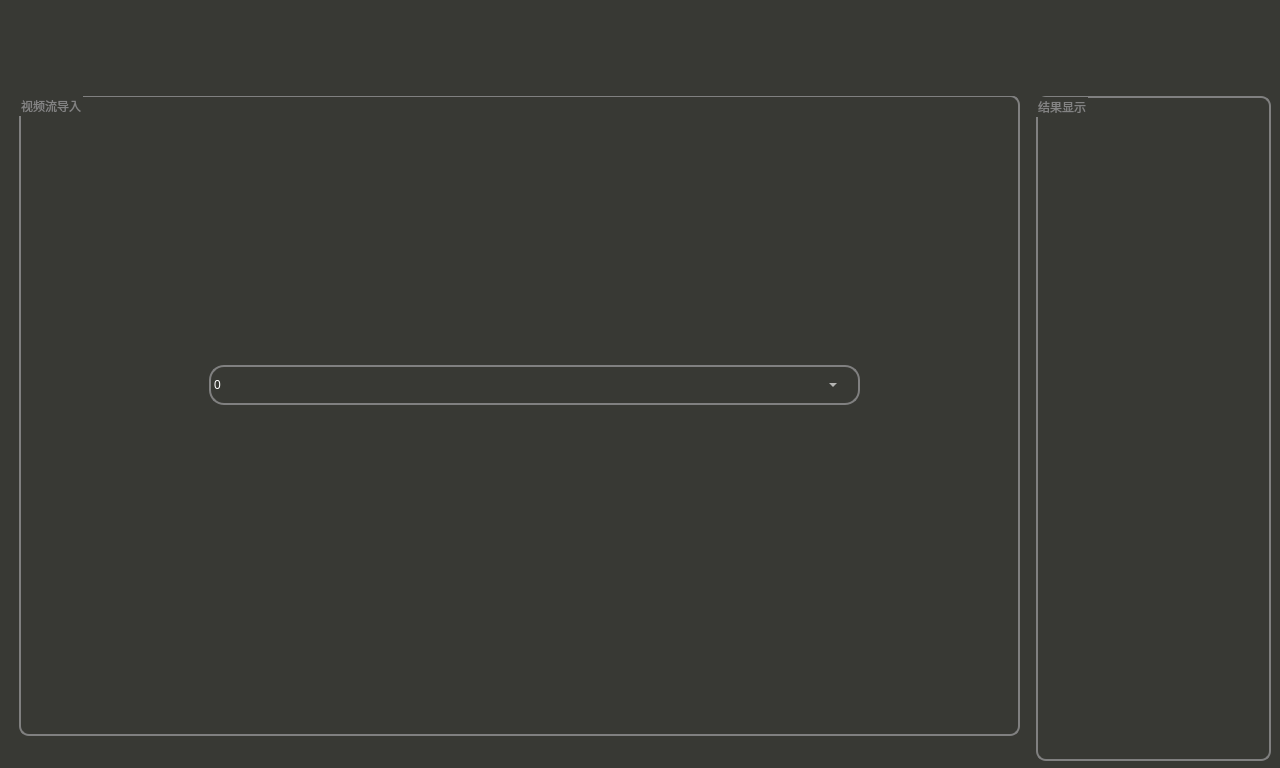
Above: Project_UI/CrawlerCraneCounterweightDetection/form.ui from Karry11/CrawlerCraneCounterweightDetection before the change. Below: the same form after it.
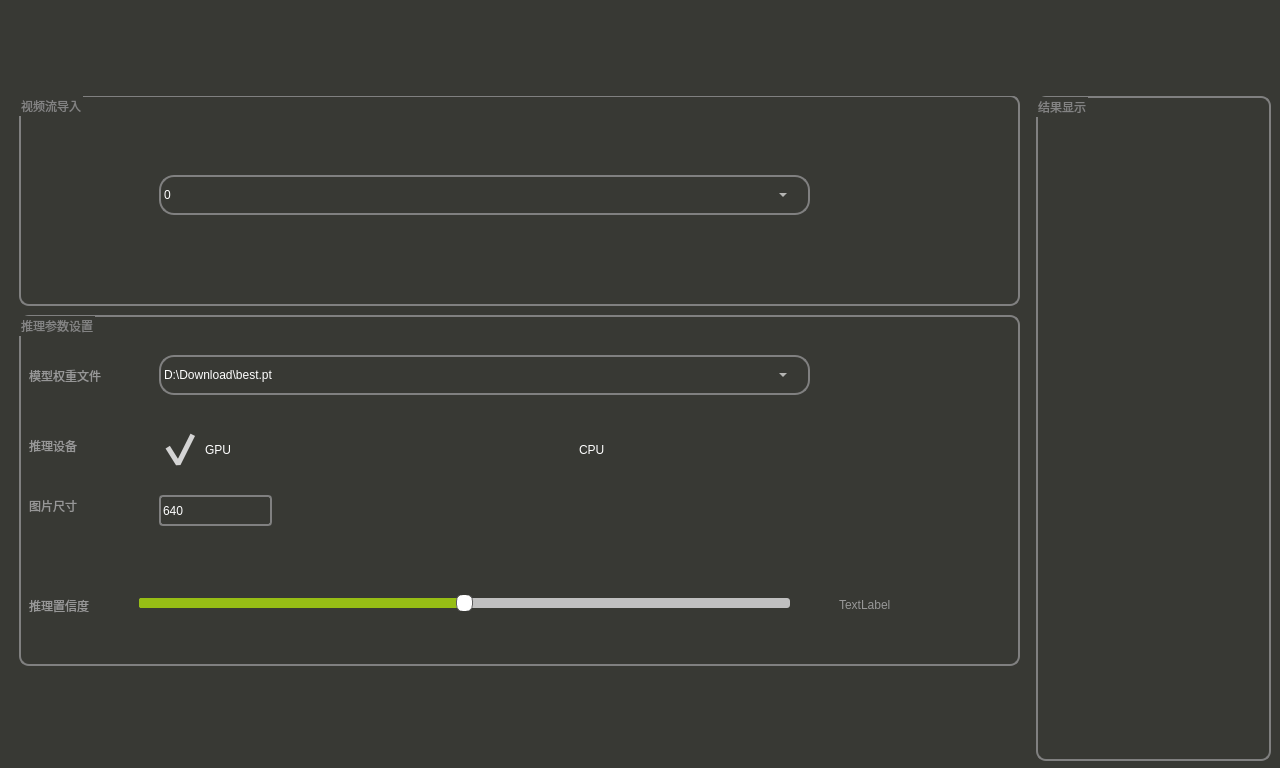
That is the form after the change. The open tabs and pages were chosen to show the change. Icons and pictures are not drawn.

Patch:
```diff
--- a/Project_UI/CrawlerCraneCounterweightDetection/form.ui
+++ b/Project_UI/CrawlerCraneCounterweightDetection/form.ui
@@ -121,7 +121,7 @@
             <x>9</x>
             <y>-1</y>
             <width>1001</width>
-            <height>641</height>
+            <height>211</height>
            </rect>
           </property>
           <property name="styleSheet">
@@ -141,8 +141,8 @@
           <widget class="QComboBox" name="file_list">
            <property name="geometry">
             <rect>
-             <x>190</x>
-             <y>270</y>
+             <x>140</x>
+             <y>80</y>
              <width>651</width>
              <height>40</height>
             </rect>
@@ -242,7 +242,7 @@
            <property name="geometry">
             <rect>
              <x>840</x>
-             <y>260</y>
+             <y>70</y>
              <width>60</width>
              <height>60</height>
             </rect>
@@ -283,17 +283,229 @@
             </size>
            </property>
           </widget>
-          <widget class="QPushButton" name="stream_import">
+         </widget>
+         <widget class="QPushButton" name="stream_import">
+          <property name="geometry">
+           <rect>
+            <x>940</x>
+            <y>580</y>
+            <width>60</width>
+            <height>60</height>
+           </rect>
+          </property>
+          <property name="sizePolicy">
+           <sizepolicy hsizetype="Fixed" vsizetype="Fixed">
+            <horstretch>0</horstretch>
+            <verstretch>0</verstretch>
+           </sizepolicy>
+          </property>
+          <property name="minimumSize">
+           <size>
+            <width>60</width>
+            <height>60</height>
+           </size>
+          </property>
+          <property name="maximumSize">
+           <size>
+            <width>60</width>
+            <height>60</height>
+           </size>
+          </property>
+          <property name="styleSheet">
+           <string notr="true">background-color:  transparent;
+border:none;</string>
+          </property>
+          <property name="text">
+           <string/>
+          </property>
+          <property name="icon">
+           <iconset theme="face-laugh">
+            <normaloff>font/进入.png</normaloff>font/进入.png</iconset>
+          </property>
+          <property name="iconSize">
+           <size>
+            <width>60</width>
+            <height>60</height>
+           </size>
+          </property>
+         </widget>
+         <widget class="QGroupBox" name="groupBox_4">
+          <property name="geometry">
+           <rect>
+            <x>9</x>
+            <y>219</y>
+            <width>1001</width>
+            <height>351</height>
+           </rect>
+          </property>
+          <property name="styleSheet">
+           <string notr="true">QGroupBox
+{
+	
+	background-color: transparent;
+	font: 12pt &quot;Microsoft YaHei UI&quot;;
+	color: rgb(131, 131, 131);
+	border-radius:10px;
+	border:2px solid gray;
+}</string>
+          </property>
+          <property name="title">
+           <string>推理参数设置</string>
+          </property>
+          <widget class="QLabel" name="label_2">
            <property name="geometry">
             <rect>
-             <x>890</x>
-             <y>540</y>
+             <x>10</x>
+             <y>50</y>
+             <width>111</width>
+             <height>21</height>
+            </rect>
+           </property>
+           <property name="styleSheet">
+            <string notr="true">font: 12pt &quot;Microsoft YaHei UI&quot;;
+color: rgb(151, 151, 151);</string>
+           </property>
+           <property name="text">
+            <string>模型权重文件</string>
+           </property>
+          </widget>
+          <widget class="QLabel" name="label_6">
+           <property name="geometry">
+            <rect>
+             <x>10</x>
+             <y>120</y>
+             <width>91</width>
+             <height>21</height>
+            </rect>
+           </property>
+           <property name="styleSheet">
+            <string notr="true">font: 12pt &quot;Microsoft YaHei UI&quot;;
+color: rgb(151, 151, 151);</string>
+           </property>
+           <property name="text">
+            <string>推理设备</string>
+           </property>
+          </widget>
+          <widget class="QLabel" name="label_7">
+           <property name="geometry">
+            <rect>
+             <x>10</x>
+             <y>180</y>
+             <width>91</width>
+             <height>21</height>
+            </rect>
+           </property>
+           <property name="styleSheet">
+            <string notr="true">font: 12pt &quot;Microsoft YaHei UI&quot;;
+color: rgb(151, 151, 151);</string>
+           </property>
+           <property name="text">
+            <string>图片尺寸</string>
+           </property>
+          </widget>
+          <widget class="QLabel" name="label_8">
+           <property name="geometry">
+            <rect>
+             <x>10</x>
+             <y>280</y>
+             <width>91</width>
+             <height>21</height>
+            </rect>
+           </property>
+           <property name="styleSheet">
+            <string notr="true">font: 12pt &quot;Microsoft YaHei UI&quot;;
+color: rgb(151, 151, 151);</string>
+           </property>
+           <property name="text">
+            <string>推理置信度</string>
+           </property>
+          </widget>
+          <widget class="QSlider" name="conf">
+           <property name="geometry">
+            <rect>
+             <x>120</x>
+             <y>280</y>
+             <width>651</width>
+             <height>16</height>
+            </rect>
+           </property>
+           <property name="styleSheet">
+            <string notr="true">QSlider::groove:horizontal
+{
+    height: 10px;
+    background: #C0C0C0;
+    border: none;
+    border-radius: 3px;
+    padding-left:-1px;
+    padding-right:-1px;
+}
+QSlider::handle:horizontal {
+    background: white; /* 滑块的背景色 */
+    border: 1px solid #5c5c5c; /* 滑块的边框样式 */
+    width: 15px; /* 滑块的宽度 */
+    margin: -4px 0; /* 滑块与轨道的间距 */
+    border-radius: 7px; /* 滑块的圆角半径 */
+}
+QSlider::sub-page:horizontal
+{
+    height: 10px;
+    background:  #97BE15;
+    border: none ;
+    border-radius: 2px;
+}
+
+// 还没划过的地方
+QSlider::add-page:horizontal
+{
+    height: 10px;
+    background: #gray;
+    border: 0px solid ;
+    border-radius: 2px;
+}
+
+</string>
+           </property>
+           <property name="maximum">
+            <number>100</number>
+           </property>
+           <property name="singleStep">
+            <number>1</number>
+           </property>
+           <property name="value">
+            <number>50</number>
+           </property>
+           <property name="orientation">
+            <enum>Qt::Horizontal</enum>
+           </property>
+          </widget>
+          <widget class="QLabel" name="conf_value">
+           <property name="geometry">
+            <rect>
+             <x>820</x>
+             <y>280</y>
+             <width>91</width>
+             <height>20</height>
+            </rect>
+           </property>
+           <property name="styleSheet">
+            <string notr="true">font: 12pt &quot;Microsoft YaHei UI&quot;;
+color: rgb(151, 151, 151);</string>
+           </property>
+           <property name="text">
+            <string>TextLabel</string>
+           </property>
+          </widget>
+          <widget class="QPushButton" name="open_weight_file">
+           <property name="geometry">
+            <rect>
+             <x>840</x>
+             <y>30</y>
              <width>60</width>
              <height>60</height>
             </rect>
            </property>
            <property name="sizePolicy">
-            <sizepolicy hsizetype="Fixed" vsizetype="Fixed">
+            <sizepolicy hsizetype="Preferred" vsizetype="Preferred">
              <horstretch>0</horstretch>
              <verstretch>0</verstretch>
             </sizepolicy>
@@ -310,13 +522,13 @@
              <height>60</height>
             </size>
            </property>
+           <property name="layoutDirection">
+            <enum>Qt::LeftToRight</enum>
+           </property>
            <property name="styleSheet">
             <string notr="true">background-color:  transparent;
 border:none;</string>
            </property>
-           <property name="text">
-            <string/>
-           </property>
            <property name="icon">
             <iconset theme="accessories-calculator">
              <normaloff>font/进入.png</normaloff>font/进入.png</iconset>
@@ -328,6 +540,181 @@
             </size>
            </property>
           </widget>
+          <widget class="QComboBox" name="weight_file_list">
+           <property name="geometry">
+            <rect>
+             <x>140</x>
+             <y>40</y>
+             <width>651</width>
+             <height>40</height>
+            </rect>
+           </property>
+           <property name="minimumSize">
+            <size>
+             <width>0</width>
+             <height>40</height>
+            </size>
+           </property>
+           <property name="maximumSize">
+            <size>
+             <width>16777215</width>
+             <height>40</height>
+            </size>
+           </property>
+           <property name="mouseTracking">
+            <bool>false</bool>
+           </property>
+           <property name="tabletTracking">
+            <bool>false</bool>
+           </property>
+           <property name="acceptDrops">
+            <bool>false</bool>
+           </property>
+           <property name="layoutDirection">
+            <enum>Qt::LeftToRight</enum>
+           </property>
+           <property name="autoFillBackground">
+            <bool>false</bool>
+           </property>
+           <property name="styleSheet">
+            <string notr="true">QComboBox{
+	color: rgb(255, 255, 255);
+	font: 12pt &quot;Microsoft YaHei UI&quot;;
+	background-color:transparent;
+	border:2px solid gray;
+	border-radius:15px;
+}
+QComboBox::drop-down 
+{
+	subcontrol-origin: padding;
+	subcontrol-position: top right;
+	width: 50px;
+}
+QComboBox::down-arrow
+{
+	/*image:url(:/font/down-arrow.png);*/
+}
+  QComboBox QAbstractItemView{
+  border:2px solid gray;
+  border-radius:3px;
+	background-color:rgb(56, 57, 52);
+    outline: 0px;  
+}
+
+QComboBox QAbstractItemView::item{
+	height:36px;
+	color:white;
+	padding-left:0px;
+}
+
+QComboBox QAbstractItemView::item:selected{
+  background-color:#97BE15;
+  color:#ffffff;
+  border:2px solid gray;
+  border-radius:15px;
+}</string>
+           </property>
+           <property name="editable">
+            <bool>false</bool>
+           </property>
+           <property name="iconSize">
+            <size>
+             <width>30</width>
+             <height>30</height>
+            </size>
+           </property>
+           <property name="duplicatesEnabled">
+            <bool>false</bool>
+           </property>
+           <property name="frame">
+            <bool>true</bool>
+           </property>
+           <item>
+            <property name="text">
+             <string>D:\Download\best.pt</string>
+            </property>
+           </item>
+          </widget>
+          <widget class="QWidget" name="horizontalLayoutWidget">
+           <property name="geometry">
+            <rect>
+             <x>140</x>
+             <y>110</y>
+             <width>741</width>
+             <height>51</height>
+            </rect>
+           </property>
+           <layout class="QHBoxLayout" name="horizontalLayout_4">
+            <item>
+             <widget class="QCheckBox" name="GPU">
+              <property name="styleSheet">
+               <string notr="true">QCheckBox {
+    color:white;
+	font: 12pt &quot;Microsoft YaHei UI&quot;;
+    background-color:transparent;
+}
+
+QCheckBox::indicator {
+    /* 选择框尺寸 */
+    width:40px;
+    height:40px;
+}
+</string>
+              </property>
+              <property name="text">
+               <string>GPU</string>
+              </property>
+              <property name="checked">
+               <bool>true</bool>
+              </property>
+             </widget>
+            </item>
+            <item>
+             <widget class="QCheckBox" name="CPU">
+              <property name="styleSheet">
+               <string notr="true">QCheckBox {
+    color:white;
+	font: 12pt &quot;Microsoft YaHei UI&quot;;
+    background-color:transparent;
+}
+
+QCheckBox::indicator {
+    /* 选择框尺寸 */
+    width:40px;
+    height:40px;
+}</string>
+              </property>
+              <property name="text">
+               <string>CPU</string>
+              </property>
+             </widget>
+            </item>
+           </layout>
+          </widget>
+          <widget class="QLineEdit" name="imgsz">
+           <property name="geometry">
+            <rect>
+             <x>140</x>
+             <y>180</y>
+             <width>113</width>
+             <height>31</height>
+            </rect>
+           </property>
+           <property name="layoutDirection">
+            <enum>Qt::LeftToRight</enum>
+           </property>
+           <property name="styleSheet">
+            <string notr="true">border:2px solid gray;
+font: 12pt &quot;Microsoft YaHei UI&quot;;
+border-radius:4px;
+color: rgb(255, 255, 255);
+background-color: transparent;
+</string>
+           </property>
+           <property name="text">
+            <string>640</string>
+           </property>
+          </widget>
          </widget>
         </widget>
         <widget class="QWidget" name="page_6">
```
Left out of the diff: 21 changed lines with no effect on the pictures.
